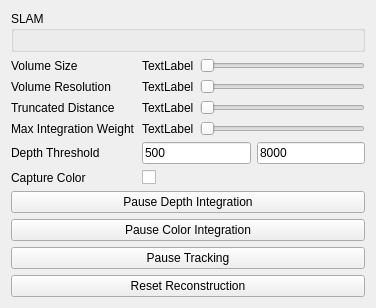
The window that intern/src/editor_gui/edit_inspector_slam.ui (swantmon/saltwater) describes before a commit, drawn with Qt 5.
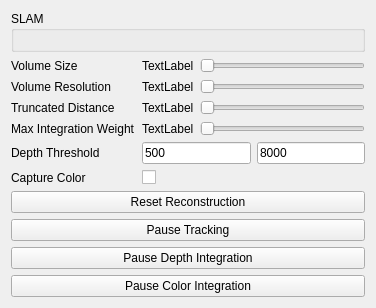
The same window after the commit.

Commit message: Disable color button when color capture is disabled

```diff
--- a/intern/src/editor_gui/edit_inspector_slam.ui
+++ b/intern/src/editor_gui/edit_inspector_slam.ui
@@ -175,6 +175,20 @@
      </item>
     </layout>
    </item>
+   <item>
+    <widget class="QPushButton" name="m_pResetButton">
+     <property name="text">
+      <string>Reset Reconstruction</string>
+     </property>
+    </widget>
+   </item>
+   <item>
+    <widget class="QPushButton" name="m_pPauseTrackingButton">
+     <property name="text">
+      <string>Pause Tracking</string>
+     </property>
+    </widget>
+   </item>
    <item>
     <widget class="QPushButton" name="m_pPauseDepthIntegrationButton">
      <property name="text">
@@ -189,20 +203,6 @@
      </property>
     </widget>
    </item>
-   <item>
-    <widget class="QPushButton" name="m_pPauseTrackingButton">
-     <property name="text">
-      <string>Pause Tracking</string>
-     </property>
-    </widget>
-   </item>
-   <item>
-    <widget class="QPushButton" name="m_pResetButton">
-     <property name="text">
-      <string>Reset Reconstruction</string>
-     </property>
-    </widget>
-   </item>
    <item>
     <spacer name="verticalSpacer">
      <property name="orientation">
```
The commit also changes 1 other file.
